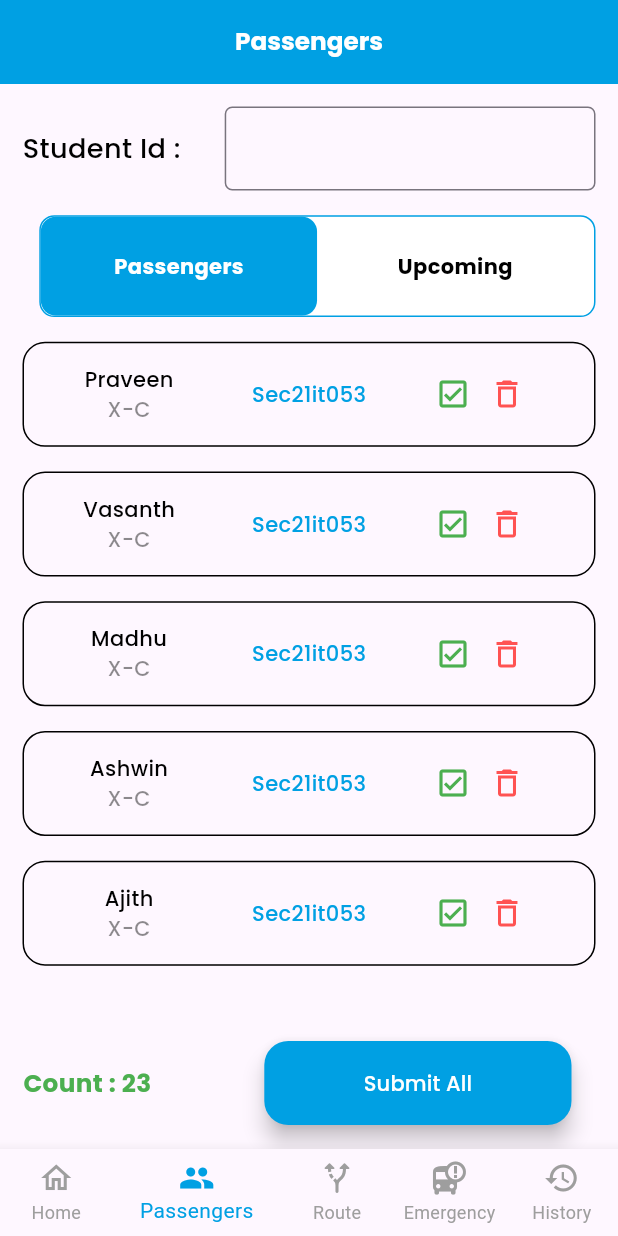
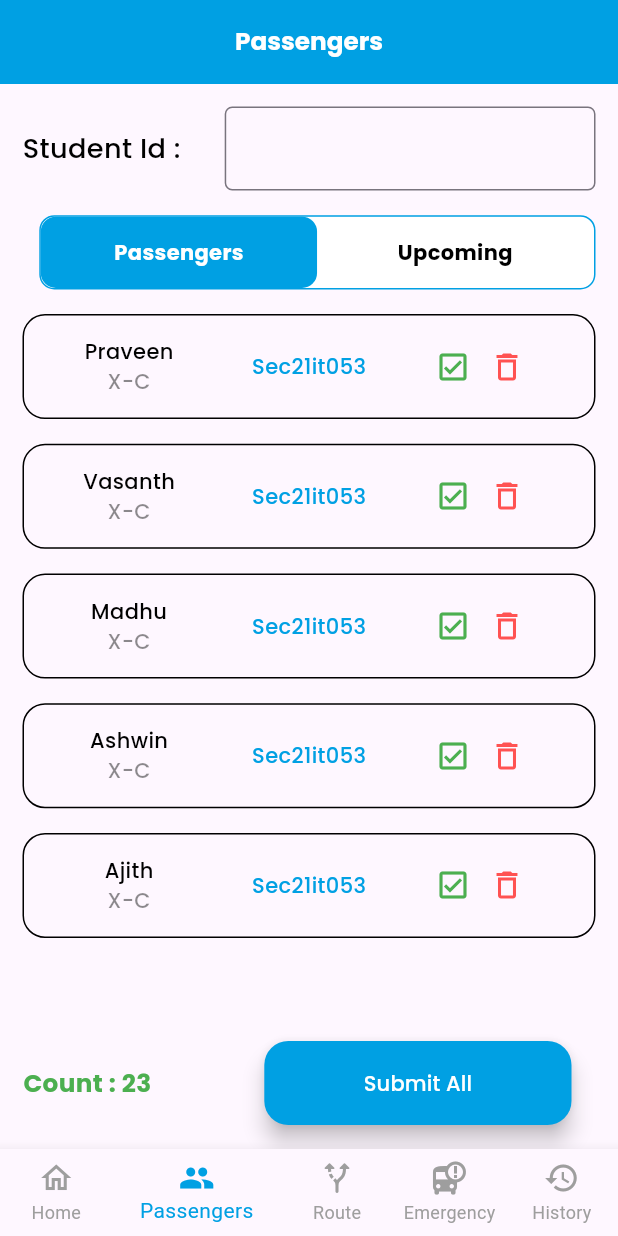
Before and after one commit to Hari-Baskar/Driver, a Flutter app: the screen it shows after launch, item 2 of the bottom bar chosen, on a phone screen of 412 x 824 dp. Run offline on Flutter 3.47's test engine with Material 3 defaults, Android fonts, the phone set to English and light mode, and no system bars; our stand-ins replace get, google_fonts, syncfusion_flutter_charts.

Commit message:
Toogle Bar

```diff
--- a/lib/Screens/history.dart
+++ b/lib/Screens/history.dart
@@ -70,6 +70,7 @@ class _HistoryState extends State<History> {
             SizedBox(height: divHeight*0.02,),
             Container(
               width: divWidth*0.90,
+              height: divHeight*0.06,
               decoration: BoxDecoration(
                   borderRadius: BorderRadius.circular(10),
                   border: Border.all(width: 1.0,color: Color(0xFF00A0E3)),
--- a/lib/Screens/passengers.dart
+++ b/lib/Screens/passengers.dart
@@ -59,6 +59,7 @@ class _PassengersState extends State<Passengers> {
              SizedBox(height: divHeight*0.02,),
              //StudentIdBox(),
              Container(
+               height: divHeight*0.06,
                width: divWidth*0.90,
                decoration: BoxDecoration(
                    borderRadius: BorderRadius.circular(10),
@@ -201,7 +202,7 @@ selected ?              Container(
     required bool Selected
 }){
     return Container(
-      height: divHeight*0.08,
+      height: divHeight*0.06,
       width: divWidth*0.447,
       decoration: BoxDecoration(
           color: Selected?   Color(0xFF00A0E3):Colors.transparent,
--- a/lib/Screens/route.dart
+++ b/lib/Screens/route.dart
@@ -31,6 +31,7 @@ class _RoutePathState extends State<RoutePath> {
         child: Padding(padding: EdgeInsets.all(15),child: Column(
           children: [
             Container(
+              height: divHeight*0.06,
               width: divWidth*0.90,
               decoration: BoxDecoration(
                   borderRadius: BorderRadius.circular(10),
```
